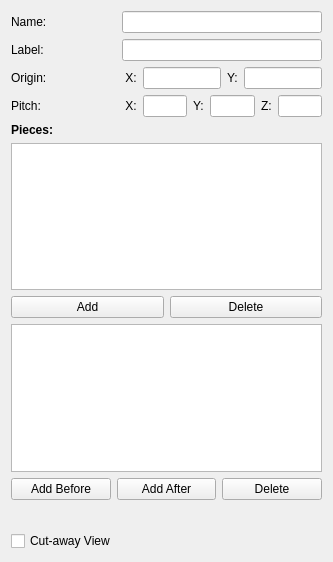
First picture: the form in Application/cmbNucPinCellEditor.ui, repository Sprunth/RGG, before the edit.
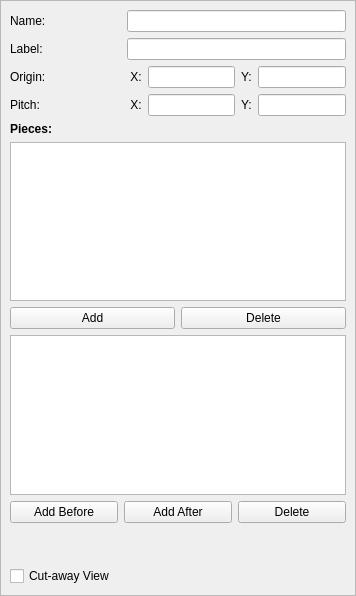
Second picture: the form after the edit.

Commit message: change the pin pitch to be aware of hex vs rect

```diff
--- a/Application/cmbNucPinCellEditor.ui
+++ b/Application/cmbNucPinCellEditor.ui
@@ -6,47 +6,96 @@
    <rect>
     <x>0</x>
     <y>0</y>
-    <width>333</width>
-    <height>562</height>
+    <width>356</width>
+    <height>596</height>
    </rect>
   </property>
   <property name="windowTitle">
    <string>PinCell Editor</string>
   </property>
   <layout class="QGridLayout" name="gridLayout">
-   <item row="0" column="0">
-    <widget class="QLabel" name="label">
-     <property name="sizePolicy">
-      <sizepolicy hsizetype="Fixed" vsizetype="Preferred">
-       <horstretch>0</horstretch>
-       <verstretch>0</verstretch>
-      </sizepolicy>
-     </property>
-     <property name="text">
-      <string>Name:</string>
+   <property name="margin">
+    <number>0</number>
+   </property>
+   <item row="0" column="0" colspan="2">
+    <widget class="QScrollArea" name="scrollArea">
+     <property name="widgetResizable">
+      <bool>true</bool>
      </property>
-    </widget>
-   </item>
-   <item row="0" column="1">
-    <widget class="QLineEdit" name="nameLineEdit"/>
-   </item>
-   <item row="1" column="0">
-    <widget class="QLabel" name="label_2">
-     <property name="sizePolicy">
-      <sizepolicy hsizetype="Fixed" vsizetype="Preferred">
-       <horstretch>0</horstretch>
-       <verstretch>0</verstretch>
-      </sizepolicy>
-     </property>
-     <property name="text">
-      <string>Label:</string>
-     </property>
-    </widget>
-   </item>
-   <item row="1" column="1">
+     <widget class="QWidget" name="scrollAreaWidgetContents">
+      <property name="geometry">
+       <rect>
+        <x>0</x>
+        <y>0</y>
+        <width>354</width>
+        <height>594</height>
+       </rect>
+      </property>
+      <layout class="QGridLayout" name="gridLayout_2">
+       <item row="11" column="0">
+        <spacer name="verticalSpacer">
+         <property name="orientation">
+          <enum>Qt::Vertical</enum>
+         </property>
+         <property name="sizeHint" stdset="0">
+          <size>
+           <width>20</width>
+           <height>70</height>
+          </size>
+         </property>
+        </spacer>
+       </item>
+       <item row="2" column="2">
     <widget class="QLineEdit" name="labelLineEdit"/>
    </item>
+       <item row="8" column="0" colspan="3">
+        <layout class="QHBoxLayout" name="horizontalLayout_4">
+         <item>
+          <widget class="QPushButton" name="addButton">
+           <property name="text">
+            <string>Add</string>
+           </property>
+          </widget>
+         </item>
+         <item>
+          <widget class="QPushButton" name="deleteButton">
+           <property name="text">
+            <string>Delete</string>
+           </property>
+          </widget>
+         </item>
+        </layout>
+       </item>
    <item row="2" column="0">
+        <widget class="QLabel" name="label_9">
+         <property name="sizePolicy">
+          <sizepolicy hsizetype="Fixed" vsizetype="Preferred">
+           <horstretch>0</horstretch>
+           <verstretch>0</verstretch>
+          </sizepolicy>
+         </property>
+         <property name="text">
+          <string>Label:</string>
+         </property>
+        </widget>
+       </item>
+       <item row="7" column="0" colspan="3">
+        <widget class="QTableWidget" name="piecesTable">
+         <property name="alternatingRowColors">
+          <bool>true</bool>
+         </property>
+         <property name="selectionMode">
+          <enum>QAbstractItemView::SingleSelection</enum>
+         </property>
+         <property name="selectionBehavior">
+          <enum>QAbstractItemView::SelectRows</enum>
+         </property>
+         <attribute name="horizontalHeaderStretchLastSection">
+          <bool>true</bool>
+         </attribute>
+        </widget>
+       </item>
+       <item row="3" column="0">
     <widget class="QLabel" name="label_4">
      <property name="sizePolicy">
       <sizepolicy hsizetype="Fixed" vsizetype="Preferred">
@@ -59,32 +108,21 @@
      </property>
     </widget>
    </item>
-   <item row="2" column="1">
-    <layout class="QHBoxLayout" name="horizontalLayout_2">
-     <item>
-      <widget class="QLabel" name="label_10">
-       <property name="text">
-        <string> X:</string>
-       </property>
-      </widget>
-     </item>
-     <item>
-      <widget class="QLineEdit" name="originY"/>
-     </item>
-     <item>
-      <widget class="QLabel" name="label_6">
-       <property name="text">
-        <string>Y:</string>
-       </property>
-      </widget>
-     </item>
-     <item>
-      <widget class="QLineEdit" name="originX"/>
-     </item>
-    </layout>
-   </item>
-   <item row="3" column="0">
-    <widget class="QLabel" name="label_3">
+       <item row="0" column="2">
+        <widget class="QLineEdit" name="nameLineEdit"/>
+       </item>
+       <item row="9" column="0" colspan="3">
+        <widget class="QTableWidget" name="layersTable">
+         <property name="selectionMode">
+          <enum>QAbstractItemView::SingleSelection</enum>
+         </property>
+         <property name="selectionBehavior">
+          <enum>QAbstractItemView::SelectRows</enum>
+         </property>
+        </widget>
+       </item>
+       <item row="0" column="0">
+        <widget class="QLabel" name="label">
      <property name="sizePolicy">
       <sizepolicy hsizetype="Fixed" vsizetype="Preferred">
        <horstretch>0</horstretch>
@@ -92,45 +130,11 @@
       </sizepolicy>
      </property>
      <property name="text">
-      <string>Pitch:</string>
+          <string>Name:</string>
      </property>
     </widget>
    </item>
-   <item row="3" column="1">
-    <layout class="QHBoxLayout" name="horizontalLayout_3">
-     <item>
-      <widget class="QLabel" name="label_7">
-       <property name="text">
-        <string> X:</string>
-       </property>
-      </widget>
-     </item>
-     <item>
-      <widget class="QLineEdit" name="pitchX"/>
-     </item>
-     <item>
-      <widget class="QLabel" name="label_8">
-       <property name="text">
-        <string>Y:</string>
-       </property>
-      </widget>
-     </item>
-     <item>
-      <widget class="QLineEdit" name="pitchY"/>
-     </item>
-     <item>
-      <widget class="QLabel" name="label_9">
-       <property name="text">
-        <string>Z:</string>
-       </property>
-      </widget>
-     </item>
-     <item>
-      <widget class="QLineEdit" name="pitchZ"/>
-     </item>
-    </layout>
-   </item>
-   <item row="4" column="0">
+       <item row="6" column="0">
     <widget class="QLabel" name="label_5">
      <property name="font">
       <font>
@@ -143,51 +147,68 @@
      </property>
     </widget>
    </item>
-   <item row="5" column="0" colspan="2">
-    <widget class="QTableWidget" name="piecesTable">
-     <property name="alternatingRowColors">
-      <bool>true</bool>
-     </property>
-     <property name="selectionMode">
-      <enum>QAbstractItemView::SingleSelection</enum>
-     </property>
-     <property name="selectionBehavior">
-      <enum>QAbstractItemView::SelectRows</enum>
-     </property>
-     <attribute name="horizontalHeaderStretchLastSection">
-      <bool>true</bool>
-     </attribute>
-    </widget>
-   </item>
-   <item row="6" column="0" colspan="2">
-    <layout class="QHBoxLayout" name="horizontalLayout_4">
+       <item row="5" column="0">
+        <widget class="QLabel" name="label_3">
+         <property name="sizePolicy">
+          <sizepolicy hsizetype="Fixed" vsizetype="Preferred">
+           <horstretch>0</horstretch>
+           <verstretch>0</verstretch>
+          </sizepolicy>
+         </property>
+         <property name="text">
+          <string>Pitch:</string>
+         </property>
+        </widget>
+       </item>
+       <item row="5" column="2">
+        <layout class="QHBoxLayout" name="horizontalLayout_3">
      <item>
-      <widget class="QPushButton" name="addButton">
+          <widget class="QLabel" name="label_7">
        <property name="text">
-        <string>Add</string>
+            <string> X:</string>
        </property>
       </widget>
      </item>
      <item>
-      <widget class="QPushButton" name="deleteButton">
+          <widget class="QLineEdit" name="pitchX"/>
+         </item>
+         <item>
+          <widget class="QLabel" name="label_8">
        <property name="text">
-        <string>Delete</string>
+            <string>Y:</string>
        </property>
       </widget>
      </item>
-    </layout>
-   </item>
-   <item row="7" column="0" colspan="2">
-    <widget class="QTableWidget" name="layersTable">
-     <property name="selectionMode">
-      <enum>QAbstractItemView::SingleSelection</enum>
-     </property>
-     <property name="selectionBehavior">
-      <enum>QAbstractItemView::SelectRows</enum>
+         <item>
+          <widget class="QLineEdit" name="pitchY"/>
+         </item>
+        </layout>
+       </item>
+       <item row="3" column="2">
+        <layout class="QHBoxLayout" name="horizontalLayout_2">
+         <item>
+          <widget class="QLabel" name="label_10">
+           <property name="text">
+            <string> X:</string>
+           </property>
+          </widget>
+         </item>
+         <item>
+          <widget class="QLineEdit" name="originY"/>
+         </item>
+         <item>
+          <widget class="QLabel" name="label_6">
+           <property name="text">
+            <string>Y:</string>
      </property>
     </widget>
    </item>
-   <item row="8" column="0" colspan="2">
+         <item>
+          <widget class="QLineEdit" name="originX"/>
+         </item>
+        </layout>
+       </item>
+       <item row="10" column="0" colspan="3">
     <layout class="QHBoxLayout" name="horizontalLayout_7">
      <item>
       <widget class="QPushButton" name="addLayerBeforeButton">
@@ -212,20 +233,7 @@
      </item>
     </layout>
    </item>
-   <item row="9" column="0">
-    <spacer name="verticalSpacer">
-     <property name="orientation">
-      <enum>Qt::Vertical</enum>
-     </property>
-     <property name="sizeHint" stdset="0">
-      <size>
-       <width>20</width>
-       <height>70</height>
-      </size>
-     </property>
-    </spacer>
-   </item>
-   <item row="10" column="0">
+       <item row="12" column="0">
     <widget class="QCheckBox" name="cutAwayViewCheckBox">
      <property name="text">
       <string>Cut-away View</string>
@@ -233,9 +241,10 @@
     </widget>
    </item>
   </layout>
-  <zorder>splitter</zorder>
-  <zorder>addButton</zorder>
-  <zorder>verticalSpacer</zorder>
+     </widget>
+    </widget>
+   </item>
+  </layout>
  </widget>
  <resources/>
  <connections/>
```
Lines whose indentation alone changed are shown as unchanged. The commit also changes 3 other files.
